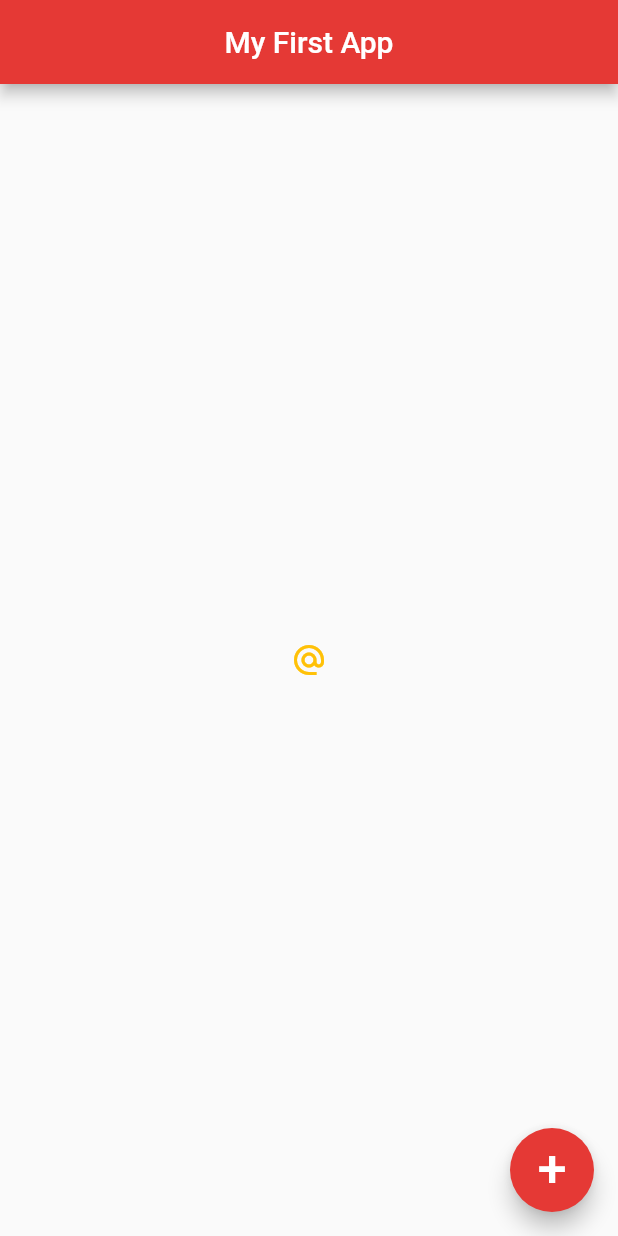
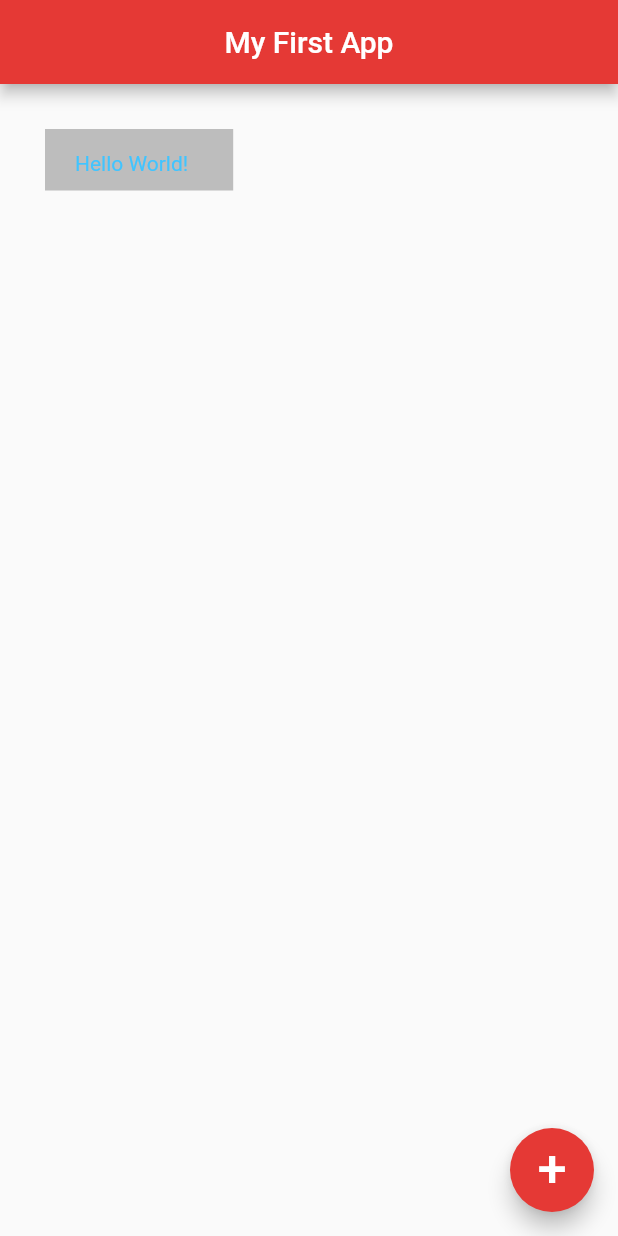
Before and after one commit to daktari01/flutterlings, a Flutter app: the screen it shows after launch, on a phone screen of 412 x 824 dp. Run offline on Flutter 3.47's test engine with Material 2 defaults, Android fonts, the phone set to English and light mode, and no system bars.

Commit message:
Margin and padding

```diff
--- a/lib/main.dart
+++ b/lib/main.dart
@@ -13,14 +13,16 @@ class Home extends StatelessWidget {
         centerTitle: true,
         backgroundColor: Colors.red[600],
       ),
-      body: Center(
-        child: IconButton(
-          onPressed: () {
-            print("I'm pressed!");
-          },
-          icon: Icon(Icons.alternate_email),
-          color: Colors.amber,
-        )
+      body: Container(
+        padding: EdgeInsets.fromLTRB(20.0, 15.0, 30.0, 10.0),
+        margin: EdgeInsets.all(30.0),
+        color: Colors.grey[400],
+        child: Text(
+          'Hello World!',
+          style: TextStyle(
+            color: Colors.lightBlueAccent,
+          ),
+        ),
       ),
       floatingActionButton: FloatingActionButton(
         onPressed: () {},
```
Also changed, not shown: 1 other file.
